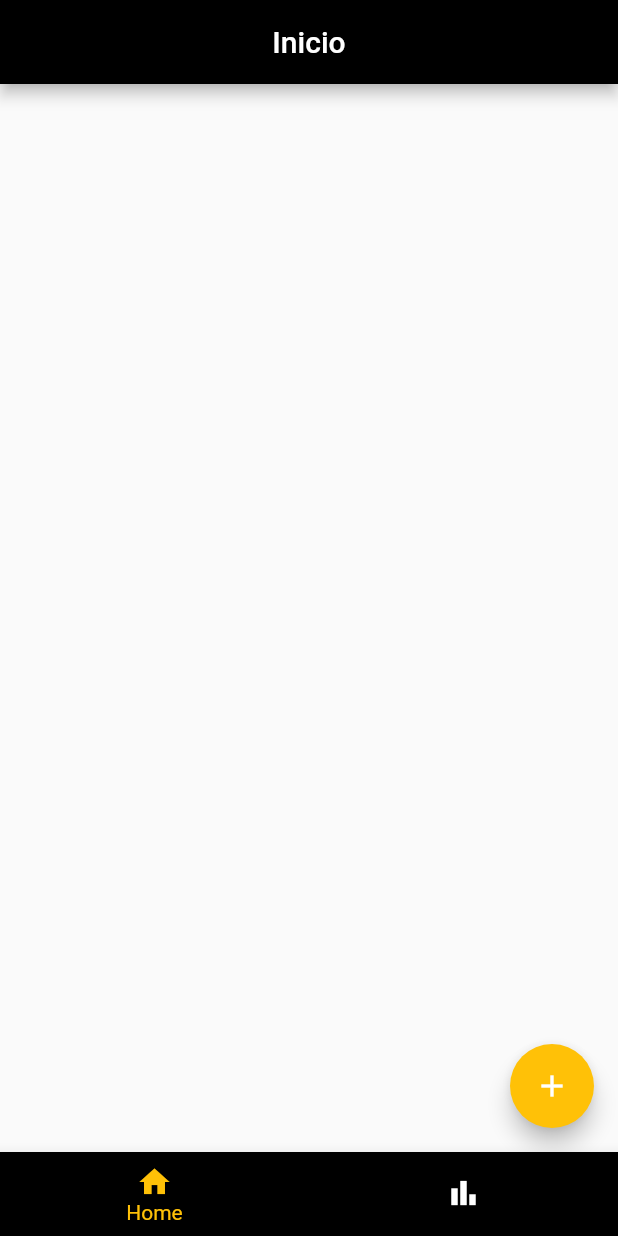
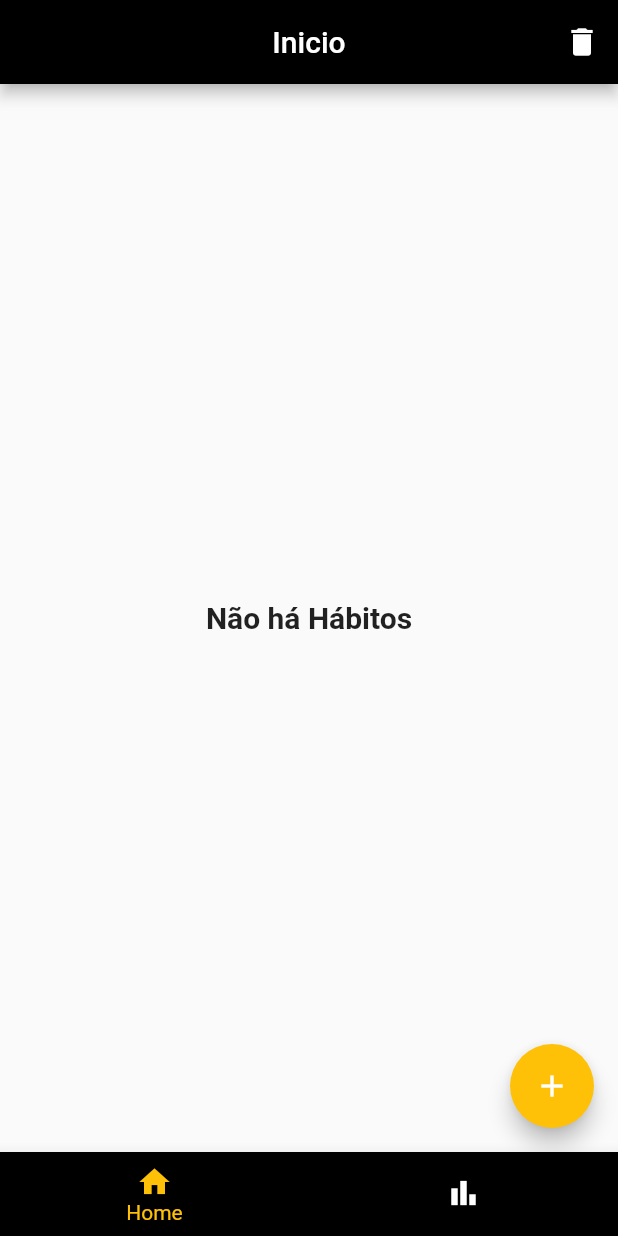
Before and after one commit to FrancimarioAraujo/Habits, a Flutter app: the screen it shows after launch, on a phone screen of 412 x 824 dp. Run offline on Flutter 3.47's test engine with Material 2 defaults, Android fonts, the phone set to English and light mode, and no system bars; our stand-ins replace flutter_slidable, sqflite; accounts and stored records are empty.

Commit message:
add new screen and add column concluded on routine

```diff
--- a/lib/app/db/RoutinesDB.dart
+++ b/lib/app/db/RoutinesDB.dart
@@ -24,10 +24,12 @@ class RoutinesDB {
   Future _createDB(Database db, int version) async {
     const idType = 'TEXT PRIMARY KEY';
     const textType = 'TEXT NOT NULL';
+    const integerType = 'INTEGER NOT NULL';
     await db.execute('''
       CREATE TABLE $tableRoutines(
         ${RoutineFields.id} $idType,
-        ${RoutineFields.name} $textType
+        ${RoutineFields.name} $textType,
+        ${RoutineFields.concluded} $integerType
       )
 ''');
   }
--- a/lib/app/models/Routine.dart
+++ b/lib/app/models/Routine.dart
@@ -1,26 +1,30 @@
 final String tableRoutines = "tableRoutines";
 
 class RoutineFields {
-  static final String id = 'id';
-  static final String name = 'name';
+  static const String id = 'id';
+  static const String name = 'name';
+  static const String concluded = 'concluded';
 }
 
 class Routine {
   final String id;
   final String name;
+  bool concluded = false;
 
   Routine({
     required this.id,
     required this.name,
+    required this.concluded,
   });
 
   Map<String, Object> toJson() => {
         RoutineFields.id: id,
         RoutineFields.name: name,
+        RoutineFields.concluded: concluded ? 1 : 0,
       };
 
   @override
   String toString() {
-    return 'Dog{id: $id, name: $name}';
+    return 'Dog{id: $id, name: $name, concluded: $concluded}';
   }
 }
--- a/lib/app/routes/Routes.dart
+++ b/lib/app/routes/Routes.dart
@@ -1,9 +1,13 @@
 import 'package:click/app/routes/RoutesNames.dart';
 import 'package:click/app/screens/RoutineScreen.dart';
+import 'package:click/app/screens/TrashScreen.dart';
 import 'package:flutter/material.dart';
+
+RoutesNames routesNames = RoutesNames.instance;
 
 class Routes {
   static Map<String, Widget Function(BuildContext)> routes = {
-    RoutesNames.instance.routineScreen: (context) => RoutineScreen(),
+    routesNames.routineScreen: (context) => RoutineScreen(),
+    routesNames.trashScreen: (context) => TrashScreen(),
   };
 }
--- a/lib/app/routes/RoutesNames.dart
+++ b/lib/app/routes/RoutesNames.dart
@@ -1,4 +1,5 @@
 class RoutesNames {
   static final RoutesNames instance = RoutesNames();
   final routineScreen = '/routineScreen';
+  final trashScreen = '/trashScreen';
 }
--- a/lib/app/screens/HomeScreen.dart
+++ b/lib/app/screens/HomeScreen.dart
@@ -1,5 +1,6 @@
 import 'package:click/app/components/BottomNavigationBar.dart';
 import 'package:click/app/components/NewRoutineAlertDialog.dart';
+import 'package:click/app/routes/RoutesNames.dart';
 
 import 'package:click/app/widgets/HomeBody.dart';
 import 'package:flutter/material.dart';
@@ -18,6 +19,14 @@ class _HomeScreenState extends State<HomeScreen> {
       appBar: AppBar(
         centerTitle: true,
         title: const Text("Inicio"),
+        actions: [
+          IconButton(
+            icon: const Icon(Icons.delete),
+            onPressed: () {
+              Navigator.pushNamed(context, RoutesNames.instance.trashScreen);
+            },
+          ),
+        ],
       ),
       body: HomeBody(),
       floatingActionButton: FloatingActionButton(
--- a/lib/app/widgets/HomeBody.dart
+++ b/lib/app/widgets/HomeBody.dart
@@ -11,6 +11,7 @@ class HomeBody extends StatefulWidget {
 class _HomeBodyState extends State<HomeBody> {
   late RoutinesProvider routinesProvider;
   bool _loading = true;
+  bool _hasRoutines = false;
   @override
   void didChangeDependencies() {
     super.didChangeDependencies();
@@ -25,17 +26,28 @@ class _HomeBodyState extends State<HomeBody> {
   Widget build(BuildContext context) {
     routinesProvider = Provider.of<RoutinesProvider>(context);
     ColorScheme themeColor = Theme.of(context).colorScheme;
+    _hasRoutines = routinesProvider.routines.isNotEmpty;
     return _loading
         ? Center(
             child: CircularProgressIndicator(
               color: themeColor.secondary,
             ),
           )
-        : ListView.builder(
-            itemCount: routinesProvider.routines.length,
-            itemBuilder: (context, index) {
-              return CardRoutine(routinesProvider.routines[index]);
-            },
-          );
+        : _hasRoutines
+            ? ListView.builder(
+                itemCount: routinesProvider.routines.length,
+                itemBuilder: (context, index) {
+                  return CardRoutine(routinesProvider.routines[index]);
+                },
+              )
+            : const Center(
+                child: Text(
+                  "Não há Hábitos",
+                  style: TextStyle(
+                    fontWeight: FontWeight.bold,
+                    fontSize: 20,
+                  ),
+                ),
+              );
   }
 }
```
Also changed, not shown: lib/app/components/CardRoutine.dart (+12 -2 lines), lib/app/providers/routinesProvider/RoutinesProvider.dart (+16 -7 lines), lib/app/screens/TrashScreen.dart (added, +18 -0 lines).
